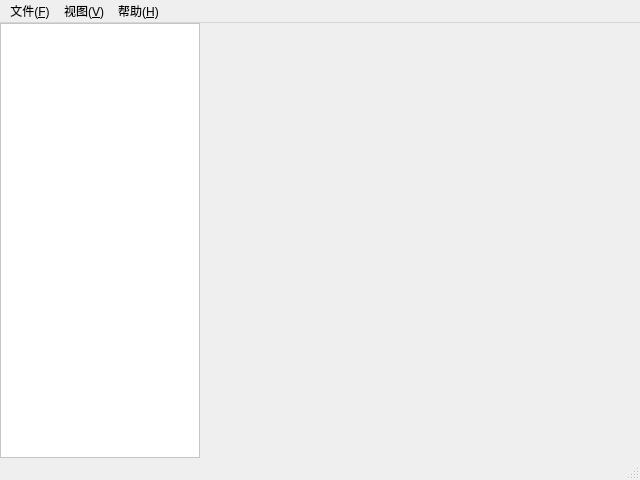
Old version of the form Panels/MainWindow.ui in the repository maddeer-timer/Viewer3D.
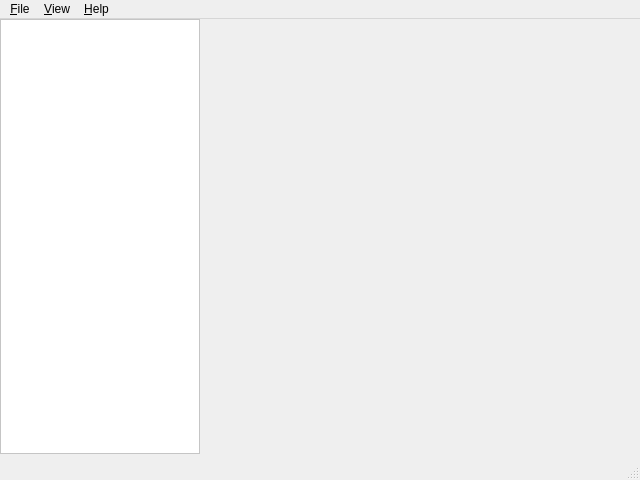
New version of the form.

Diff of the .ui file:
```diff
--- a/Panels/MainWindow.ui
+++ b/Panels/MainWindow.ui
@@ -27,9 +27,6 @@
   </property>
   <widget class="QWidget" name="centralwidget">
    <widget class="QListWidget" name="listWidget">
-    <property name="enabled">
-     <bool>false</bool>
-    </property>
     <property name="geometry">
      <rect>
       <x>0</x>
@@ -75,7 +72,7 @@
    </property>
    <widget class="QMenu" name="menu_file">
     <property name="title">
-     <string>文件(&amp;F)</string>
+     <string>&amp;File</string>
     </property>
     <addaction name="action_open"/>
     <addaction name="separator"/>
@@ -90,14 +87,14 @@
    </widget>
    <widget class="QMenu" name="menu_help">
     <property name="title">
-     <string>帮助(&amp;H)</string>
+     <string>&amp;Help</string>
     </property>
     <addaction name="action_help"/>
     <addaction name="action_about"/>
    </widget>
    <widget class="QMenu" name="menu_view">
     <property name="title">
-     <string>视图(&amp;V)</string>
+     <string>&amp;View</string>
     </property>
     <addaction name="action_menu"/>
     <addaction name="action_status"/>
```
Left out of the diff: 87 changed lines with no effect on the pictures.
